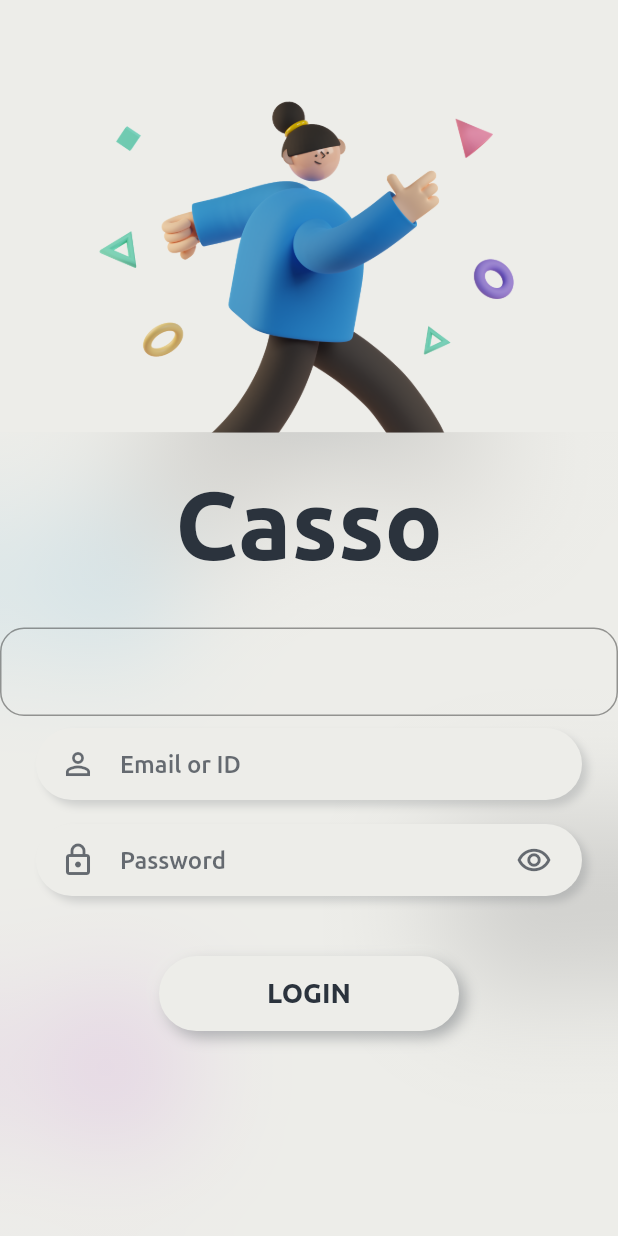
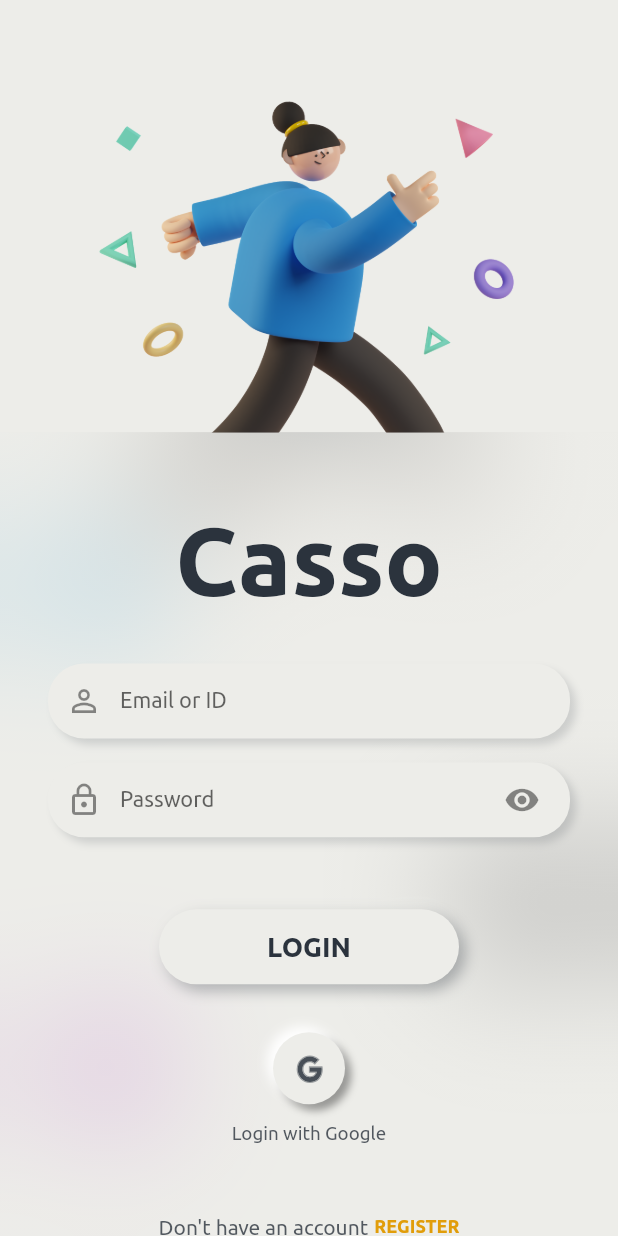
Before and after one commit to masdaagus/Casso-DDD, a Flutter app: the screen it shows after launch, on a phone screen of 412 x 824 dp. Run offline on Flutter 3.47's test engine with Material 2 defaults, Android fonts, the phone set to English and light mode, and no system bars; our stand-ins replace bloc, dartz, firebase_auth, firebase_core, flutter_bloc, flutter_svg and 4 more; accounts and stored records are empty; generated files the repository leaves out were written again.

Commit message:
login selesai

```diff
--- /dev/null
+++ b/lib/domain/auth/user.dart
@@ -0,0 +1,7 @@
+import 'package:freezed_annotation/freezed_annotation.dart';
+part 'user.freezed.dart';
+
+@freezed
+abstract class User with _$User {
+  const factory User() = _User;
+}
--- a/lib/domain/auth/value_objects.dart
+++ b/lib/domain/auth/value_objects.dart
@@ -1,5 +1,4 @@
 // ignore_for_file: public_member_api_docs, sort_constructors_first
-import 'dart:developer';
 
 import 'package:casso/domain/core/failures.dart';
 import 'package:casso/domain/core/value_objects.dart';
--- a/lib/domain/core/value_validators.dart
+++ b/lib/domain/core/value_validators.dart
@@ -1,5 +1,3 @@
-import 'dart:developer';
-
 import 'package:casso/domain/core/failures.dart';
 import 'package:dartz/dartz.dart';
 
@@ -14,7 +12,7 @@ Either<ValueFailure<String>, String> validateEmailAddress(String input) {
 }
 
 Either<ValueFailure<String>, String> validatePassword(String input) {
-  if (input.length >= 5) {
+  if (input.length >= 6) {
     return right(input);
   } else {
     return left(ValueFailure.shortPassword(failedValue: input));
--- a/lib/presentation/core/constant.dart
+++ b/lib/presentation/core/constant.dart
@@ -7,6 +7,8 @@ const lightColor = Color(0XFFEDEDE9);
 const biru = Color(0XFF38A9E1);
 const abu = Color(0XFF8B8B8B);
 const pink = Color(0XFFB44CC7);
+const black = Colors.black;
+const white = Colors.white;
 
 /// SCROLL PYHSICS
 const bouncing = BouncingScrollPhysics();
--- a/lib/presentation/sign_in/sign_in_page.dart
+++ b/lib/presentation/sign_in/sign_in_page.dart
@@ -1,4 +1,3 @@
-import 'package:casso/aplication/auth/sign_in_form/sign_in_form_bloc.dart';
 import 'package:casso/presentation/core/constant.dart';
 import 'package:flutter/material.dart';
 
--- a/lib/presentation/sign_in/widgets/components/custom_text_form_field.dart
+++ /dev/null
@@ -1,114 +0,0 @@
-import 'package:flutter/material.dart';
-
-import '../../../core/constant.dart';
-
-class CustomTextField extends StatelessWidget {
-  const CustomTextField(
-      {Key? key,
-      this.hintText,
-      this.icon,
-      this.stringValidation,
-      this.isObsecure = false,
-      this.controller,
-      this.validator,
-      this.isPassword = false,
-      this.tapToHide,
-      this.onChanged})
-      : super(key: key);
-
-  final String? stringValidation;
-  final String? hintText;
-  final IconData? icon;
-  final bool isObsecure;
-  final bool isPassword;
-  final TextEditingController? controller;
-  final VoidCallback? tapToHide;
-  final FormFieldValidator<String>? validator;
-  final Function(String)? onChanged;
-
-  @override
-  Widget build(BuildContext context) {
-    return Container(
-      margin: const EdgeInsets.symmetric(horizontal: 24, vertical: 8),
-      // height: 48,
-      decoration: BoxDecoration(
-          // gradient: LinearGradient(
-          //   colors: [
-          //     lightColor,
-          //     biru.withOpacity(.1),
-          //   ],
-          //   begin: Alignment.topLeft,
-          //   end: Alignment.bottomRight,
-          // ),
-          color: lightColor,
-          borderRadius: BorderRadius.circular(24),
-          boxShadow: [
-            BoxShadow(
-              blurRadius: 4,
-              color: darkColor.withOpacity(.16),
-              offset: const Offset(4, 4),
-            ),
-          ]),
-      child: Column(
-        crossAxisAlignment: CrossAxisAlignment.start,
-        children: [
-          Row(
-            children: [
-              Expanded(
-                child: TextFormField(
-                  autovalidateMode: AutovalidateMode.always,
-                  autocorrect: false,
-                  keyboardType: isPassword ? TextInputType.number : null,
-                  controller: controller,
-                  obscureText: isObsecure,
-                  validator: validator,
-                  onChanged: onChanged,
-                  style: const TextStyle(
-                    color: darkColor,
-                    fontFamily: ubuntu,
-                    fontWeight: FontWeight.w500,
-                  ),
-                  decoration: InputDecoration(
-                    hintText: hintText,
-                    border: InputBorder.none,
-                    icon: Padding(
-                      padding: const EdgeInsets.only(left: 16),
-                      child: Icon(icon, color: darkColor.withOpacity(.7)),
-                    ),
-                    hintStyle: TextStyle(
-                      color: darkColor.withOpacity(.7),
-                      fontFamily: ubuntu,
-                    ),
-                  ),
-                ),
-              ),
-              isPassword
-                  ? GestureDetector(
-                      onTap: tapToHide,
-                      child: Container(
-                        width: 48,
-                        child: Icon(
-                          Icons.remove_red_eye_outlined,
-                          color: darkColor.withOpacity(.7),
-                        ),
-                      ),
-                    )
-                  : Container(),
-              SizedBox(width: 8)
-            ],
-          ),
-          (stringValidation != null)
-              ? Container(
-                  margin: const EdgeInsets.only(left: 56, bottom: 8),
-                  child: Text(
-                    stringValidation!,
-                    style:
-                        const TextStyle(color: darkColor, fontFamily: ubuntu),
-                  ),
-                )
-              : Container()
-        ],
-      ),
-    );
-  }
-}
--- /dev/null
+++ b/lib/presentation/sign_in/widgets/components/email_form.dart
@@ -0,0 +1,58 @@
+import 'package:casso/presentation/core/constant.dart';
+import 'package:flutter/material.dart';
+
+class EmailFormField extends StatelessWidget {
+  const EmailFormField({
+    Key? key,
+    this.validator,
+    this.onChanged,
+  }) : super(key: key);
+
+  final FormFieldValidator<String>? validator;
+  final Function(String)? onChanged;
+
+  @override
+  Widget build(BuildContext context) {
+    return Padding(
+      padding: const EdgeInsets.symmetric(horizontal: dPadding * 2),
+      child: Container(
+        decoration: BoxDecoration(
+            // gradient: LinearGradient(
+            //   colors: [
+            //     lightColor,
+            //     biru.withOpacity(.1),
+            //   ],
+            //   begin: Alignment.topLeft,
+            //   end: Alignment.bottomRight,
+            // ),
+            color: lightColor,
+            borderRadius: BorderRadius.circular(24),
+            boxShadow: [
+              BoxShadow(
+                blurRadius: 4,
+                color: darkColor.withOpacity(.16),
+                offset: const Offset(4, 4),
+              ),
+            ]),
+        child: TextFormField(
+          autovalidateMode: AutovalidateMode.onUserInteraction,
+          keyboardType: TextInputType.emailAddress,
+          validator: validator,
+          onChanged: onChanged,
+          decoration: InputDecoration(
+              isDense: true,
+              labelText: 'Email or ID',
+              border: InputBorder.none,
+              prefixIcon: Icon(
+                Icons.person_outline_outlined,
+                size: dPadding * 1.5,
+              ),
+              labelStyle: TextStyle(
+                fontFamily: ubuntu,
+                fontSize: dPadding / 1.1,
+              )),
+        ),
+      ),
+    );
+  }
+}
--- a/lib/presentation/sign_in/widgets/components/custom_login_button.dart
+++ b/lib/presentation/sign_in/widgets/components/login_button.dart
@@ -6,11 +6,12 @@ class LoginButton extends StatelessWidget {
   const LoginButton({
     Key? key,
     this.onTap,
-    this.tittle = 'LOGIN',
+    this.isRegister = false,
   }) : super(key: key);
 
   final Function()? onTap;
-  final String tittle;
+
+  final bool isRegister;
 
   @override
   Widget build(BuildContext context) {
@@ -38,7 +39,7 @@ class LoginButton extends StatelessWidget {
         ),
         child: Center(
           child: Text(
-            tittle,
+            isRegister ? 'REGISTER' : 'LOGIN',
             style: const TextStyle(
               color: darkColor,
               fontFamily: ubuntu,
--- /dev/null
+++ b/lib/presentation/sign_in/widgets/components/login_google_button.dart
@@ -0,0 +1,63 @@
+import 'package:flutter/material.dart';
+import 'package:flutter_svg/svg.dart';
+
+import '../../../core/constant.dart';
+
+class LoginWithGoogleButton extends StatelessWidget {
+  const LoginWithGoogleButton({
+    required this.onTap,
+    Key? key,
+  }) : super(key: key);
+
+  final VoidCallback onTap;
+
+  @override
+  Widget build(BuildContext context) {
+    return Column(
+      children: [
+        GestureDetector(
+          onTap: onTap,
+          child: Container(
+            margin: const EdgeInsets.only(top: 32, bottom: 12),
+            height: 48,
+            width: 48,
+            decoration: BoxDecoration(
+              borderRadius: BorderRadius.circular(24),
+              color: lightColor,
+              boxShadow: [
+                BoxShadow(
+                  blurRadius: 4,
+                  color: black.withOpacity(.38),
+                  offset: Offset(4, 4),
+                ),
+                BoxShadow(
+                  blurRadius: 6,
+                  color: white,
+                  offset: Offset(-4, -4),
+                ),
+              ],
+            ),
+            child: Center(
+              child: Container(
+                margin: const EdgeInsets.only(left: 4, top: 4),
+                child: SvgPicture.asset(
+                  "assets/svg/google.svg",
+                  color: darkColor.withOpacity(.85),
+                  height: 24,
+                ),
+              ),
+            ),
+          ),
+        ),
+        Text(
+          "Login with Google",
+          style: TextStyle(
+            color: darkColor.withOpacity(.8),
+            fontFamily: ubuntu,
+            fontSize: 12.5,
+          ),
+        ),
+      ],
+    );
+  }
+}
--- /dev/null
+++ b/lib/presentation/sign_in/widgets/components/password_form.dart
@@ -0,0 +1,71 @@
+import 'package:casso/presentation/core/constant.dart';
+import 'package:flutter/material.dart';
+
+class PasswordFormField extends StatefulWidget {
+  const PasswordFormField(
+      {Key? key, this.validator, this.onChanged, this.validate = false})
+      : super(key: key);
+
+  final FormFieldValidator<String>? validator;
+  final Function(String)? onChanged;
+  final bool validate;
+
+  @override
+  State<PasswordFormField> createState() => _PasswordFormFieldState();
+}
+
+class _PasswordFormFieldState extends State<PasswordFormField> {
+  bool obsVal = true;
+  void obs() {
+    setState(() {
+      obsVal = !obsVal;
+    });
+  }
+
+  @override
+  Widget build(BuildContext context) {
+    return Padding(
+      padding: const EdgeInsets.symmetric(horizontal: dPadding * 2),
+      child: Container(
+        decoration: BoxDecoration(
+            color: lightColor,
+            borderRadius: BorderRadius.circular(24),
+            boxShadow: [
+              BoxShadow(
+                blurRadius: 4,
+                color: darkColor.withOpacity(.16),
+                offset: const Offset(4, 4),
+              ),
+            ]),
+        child: TextFormField(
+          autovalidateMode: AutovalidateMode.onUserInteraction,
+          keyboardType: TextInputType.emailAddress,
+          validator: widget.validator,
+          onChanged: widget.onChanged,
+          obscureText: obsVal,
+          decoration: InputDecoration(
+            suffixIcon: GestureDetector(
+              onTap: obs,
+              child: Container(
+                color: Colors.transparent,
+                padding: const EdgeInsets.only(right: dPadding),
+                child: Icon(Icons.remove_red_eye, size: dPadding * 1.5),
+              ),
+            ),
+            isDense: true,
+            labelText: widget.validate ? 'Confirm Password' : 'Password',
+            border: InputBorder.none,
+            prefixIcon: Icon(
+              Icons.lock_outline,
+              size: dPadding * 1.5,
+            ),
+            labelStyle: TextStyle(
+              fontFamily: ubuntu,
+              fontSize: dPadding / 1.1,
+            ),
+          ),
+        ),
+      ),
+    );
+  }
+}
--- /dev/null
+++ b/lib/presentation/sign_in/widgets/components/register_text_register.dart
@@ -0,0 +1,47 @@
+import 'package:flutter/material.dart';
+
+import '../../../core/constant.dart';
+
+class RegisterTextButton extends StatelessWidget {
+  const RegisterTextButton({
+    Key? key,
+    this.onTap,
+    this.isRegister = false,
+  }) : super(key: key);
+
+  final VoidCallback? onTap;
+  final bool isRegister;
+
+  @override
+  Widget build(BuildContext context) {
+    return Container(
+      margin: const EdgeInsets.only(top: dPadding * 3),
+      child: Row(
+        mainAxisAlignment: MainAxisAlignment.center,
+        children: [
+          Text(
+            isRegister ? 'Already have an account' : "Don't have an account",
+            style: TextStyle(
+              color: darkColor.withOpacity(.8),
+              fontFamily: ubuntu,
+              // fontSize: 14,
+            ),
+          ),
+          SizedBox(width: 4),
+          GestureDetector(
+            onTap: onTap,
+            child: Text(
+              isRegister ? "LOGIN" : 'REGISTER',
+              style: TextStyle(
+                color: Color(0XFFE19D0A),
+                fontFamily: ubuntu,
+                fontSize: 12,
+                fontWeight: FontWeight.w600,
+              ),
+            ),
+          ),
+        ],
+      ),
+    );
+  }
+}
--- a/lib/presentation/sign_in/widgets/components/sign_in_form_widget.dart
+++ b/lib/presentation/sign_in/widgets/components/sign_in_form_widget.dart
@@ -1,23 +1,41 @@
 import 'dart:developer';
 import 'dart:ui';
 
-import 'package:casso/presentation/sign_in/widgets/components/custom_login_button.dart';
-import 'package:casso/presentation/sign_in/widgets/components/custom_text_form_field.dart';
+import 'package:casso/presentation/home/home_page.dart';
+import 'package:casso/presentation/sign_in/widgets/components/login_button.dart';
+import 'package:casso/presentation/sign_in/widgets/components/password_form.dart';
+import 'package:flutter/cupertino.dart';
 import 'package:flutter/material.dart';
 import 'package:flutter_bloc/flutter_bloc.dart';
-
 import '../../../../aplication/auth/sign_in_form/sign_in_form_bloc.dart';
 import '../../../core/constant.dart';
-import 'headline_widget.dart';
+import '../style/headline_widget.dart';
+import 'email_form.dart';
+import 'login_google_button.dart';
+import 'register_text_register.dart';
 
-class SignInFormWidget extends StatelessWidget {
+class SignInFormWidget extends StatefulWidget {
   const SignInFormWidget({
     Key? key,
   }) : super(key: key);
 
   @override
+  State<SignInFormWidget> createState() => _SignInFormWidgetState();
+}
+
+class _SignInFormWidgetState extends State<SignInFormWidget> {
+  final _key = GlobalKey<FormState>();
+
+  bool isRegister = false;
+  void isRegisterFunc() {
+    isRegister = !isRegister;
+    setState(() {});
+  }
+
+  @override
   Widget build(BuildContext context) {
     final size = MediaQuery.of(context).size;
+
     return Align(
       alignment: Alignment.bottomCenter,
       child: ClipRRect(
@@ -43,79 +61,137 @@ class SignInFormWidget extends StatelessWidget {
             child: SingleChildScrollView(
               physics: bouncing,
               child: BlocConsumer<SignInFormBloc, SignInFormState>(
-                listener: (context, state) {},
+                listener: (context, state) {
+                  state.authFailureOrSuccessOption.fold(
+                    () {},
+                    (either) => either.fold((failure) {
+                      failure.map(
+                        cancelByUser: (_) {
+                          ScaffoldMessenger.of(context).showSnackBar(
+                              SnackBar(content: Text("Cancel by user")));
+                        },
+                        serverError: (_) {
+                          ScaffoldMessenger.of(context).showSnackBar(
+                              SnackBar(content: Text("Server Error")));
+                        },
+                        emailAlreadyInUse: (_) {
+                          ScaffoldMessenger.of(context).showSnackBar(
+                              SnackBar(content: Text("Email sudah terdaftar")));
+                        },
+                        invalidEmailAndPassword: (_) {
+                          ScaffoldMessenger.of(context).showSnackBar(SnackBar(
+                              content: Text("Email atau Password anda salah")));
+                        },
+                      );
+                    }, (r) {
+                      /// move other page
+                      log('masuk nih');
+                      Navigator.push(
+                        context,
+                        MaterialPageRoute(
+                          builder: ((context) => HomePage()),
+                        ),
+                      );
+                    }),
+                  );
+                },
                 builder: (context, state) {
+                  final bloc = context.read<SignInFormBloc>();
                   return Form(
-                    autovalidateMode: AutovalidateMode.always,
-                    onChanged: () {
-                      final isvalidEmail = state.emailAddress.isValid();
-                      log('emailnya valid ga  = $isvalidEmail');
-                    },
+                    key: _key,
+                    autovalidateMode: AutovalidateMode.disabled,
                     child: Column(
                       children: [
                         // HEADLINE TEXT CASSO
                         HeadlineWidget(),
-
-                        TextFormField(),
-                        CustomTextField(
-                          hintText: 'Email or ID',
-                          icon: Icons.person_outline_outlined,
-                          onChanged: (val) {
-                            context.read<SignInFormBloc>().add(
-                                  SignInFormEvent.emailChanged(val),
-                                );
-                          },
-                          validator: (_) {
-                            context
-                                .read<SignInFormBloc>()
-                                .state
-                                .emailAddress
-                                .value
-                                .fold(
+                        EmailFormField(
+                          onChanged: (val) =>
+                              bloc.add(SignInFormEvent.emailChanged(val)),
+                          validator: (val) {
+                            if (val!.isEmpty) {
+                              return '                Email or ID tidak boleh kosong';
+                            }
+                            return state.emailAddress.value.fold(
                               (f) => f.maybeMap(
-                                    invalidEmail: (_) => 'Invalid Email',
-                                    orElse: () => log('or rlse'),
+                                invalidEmail: (_) =>
+                                    '                Email invalid',
+                                orElse: () => null,
                               ),
                               (_) => null,
                             );
                           },
                         ),
-                        CustomTextField(
-                          hintText: 'Password',
-                          icon: Icons.lock_outlined,
-                          isPassword: true,
-                          onChanged: (val) {
-                            context.read<SignInFormBloc>().add(
-                                  SignInFormEvent.passwordChanged(val),
-                                );
-                          },
-                          validator: (_) {
-                            context
-                                .read<SignInFormBloc>()
-                                .state
-                                .password
-                                .value
-                                .fold(
+                        const SizedBox(height: dPadding),
+                        PasswordFormField(
+                          onChanged: (val) =>
+                              bloc.add(SignInFormEvent.passwordChanged(val)),
+                          validator: (val) {
+                            if (val!.isEmpty) {
+                              return '                Password tidak boleh kosong';
+                            }
+                            return state.password.value.fold(
                               (f) => f.maybeMap(
-                                    invalidEmail: (_) => 'Short Password',
+                                shortPassword: (_) =>
+                                    '                Password kurang dari 6 character',
                                 orElse: () => null,
                               ),
                               (_) => null,
                             );
-                            return;
                           },
                         ),
-                        LoginButton(
-                          onTap: () {
-                            context.read<SignInFormBloc>().add(
-                                  SignInFormEvent
-                                      .registerWithEmailAndPassword(),
+                        const SizedBox(height: dPadding),
+                        isRegister
+                            ? Column(
+                                children: [
+                                  PasswordFormField(
+                                    validate: true,
+                                    validator: (val) {
+                                      if (val!.isEmpty) {
+                                        return '                Password tidak boleh kosong';
+                                      }
+                                      return state.password.value.fold(
+                                        (f) => f.maybeMap(
+                                          shortPassword: (_) =>
+                                              '                Password kurang dari 6 character',
+                                          orElse: () => null,
+                                        ),
+                                        (r) {
+                                          if (r == val) {
+                                            null;
+                                          } else {
+                                            return '                Password belum cocok';
+                                          }
+                                        },
                                       );
-                            // context.read<SignInFormBloc>().add(
-                            //       SignInFormEvent.signInWithGooglePressed(),
-                            //     );
                                     },
                                   ),
+                                ],
+                              )
+                            : SizedBox(),
+
+                        LoginButton(
+                          isRegister: isRegister,
+                          onTap: () {
+                            if (_key.currentState!.validate()) {
+                              isRegister
+                                  ? bloc.add(SignInFormEvent
+                                      .registerWithEmailAndPassword())
+                                  : bloc.add(SignInFormEvent
+                                      .signInWithEmailAndPassword());
+                            }
+                          },
+                        ),
+                        LoginWithGoogleButton(
+                          onTap: () {
+                            bloc.add(SignInFormEvent.signInWithGooglePressed());
+                          },
+                        ),
+                        RegisterTextButton(
+                          isRegister: isRegister,
+                          onTap: () => isRegisterFunc(),
+                        ),
+
+                        SizedBox(height: dPadding * 4),
                       ],
                     ),
                   );
--- a/lib/presentation/sign_in/widgets/sign_in_form.dart
+++ b/lib/presentation/sign_in/widgets/sign_in_form.dart
@@ -10,9 +10,7 @@ class SignInForm extends StatelessWidget {
 
   @override
   Widget build(BuildContext context) {
-    return GestureDetector(
-      onTap: () => FocusScope.of(context).requestFocus(FocusNode()),
-      child: Stack(
+    return Stack(
       children: [
         PictureWidget(),
         CircleWidget1(),
@@ -23,7 +21,6 @@ class SignInForm extends StatelessWidget {
           child: SignInFormWidget(),
         ),
       ],
-      ),
     );
   }
 }
--- a/lib/presentation/sign_in/widgets/components/headline_widget.dart
+++ b/lib/presentation/sign_in/widgets/style/headline_widget.dart
@@ -10,7 +10,7 @@ class HeadlineWidget extends StatelessWidget {
   @override
   Widget build(BuildContext context) {
     return const Padding(
-      padding: EdgeInsets.only(top: 24, bottom: 32),
+      padding: EdgeInsets.only(top: dPadding * 3, bottom: 32),
       child: Text(
         "Casso",
         style: TextStyle(
--- a/pubspec.yaml
+++ b/pubspec.yaml
@@ -15,6 +15,7 @@ dependencies:
     sdk: flutter
   cupertino_icons: ^1.0.2
 
+  flutter_svg: ^1.0.1
   dartz: ^0.10.1
   freezed_annotation: ^2.0.3
   json_annotation: ^4.5.0
@@ -43,6 +44,7 @@ flutter:
 
   assets:
     - assets/images/
+    - assets/svg/
   fonts:
     - family: Ubuntu
       fonts:
```
Also changed, not shown: lib/aplication/auth/sign_in_form/sign_in_form_bloc.dart (+41 -57 lines), lib/infrastructure/auth/firebase_auth_facade.dart (+12 -6 lines), lib/presentation/home/home_page.dart (added, +40 -0 lines), assets/svg/google.svg (added), pubspec.lock. Lines whose indentation alone changed are shown as unchanged.
